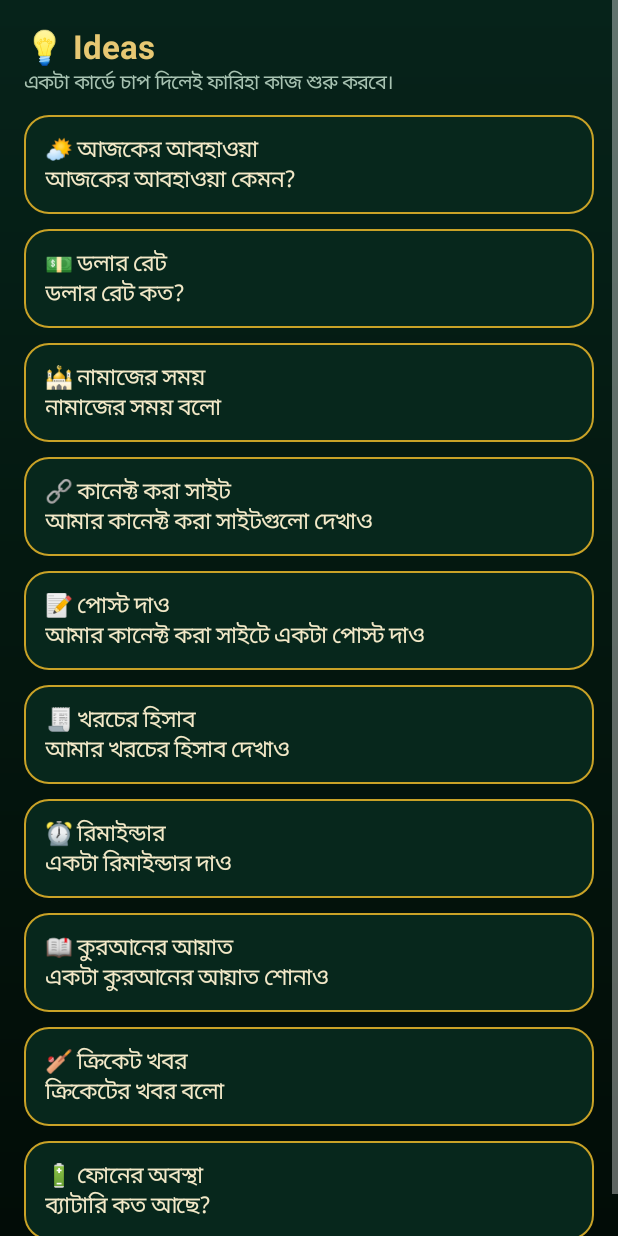
After one commit to mdirfanahmedrabbe-design/NVN.ai, an Android app: the IdeasActivity screen opened directly, with no data from a screen before it, on a phone screen of 412 x 824 dp. The commit adds this screen. Run offline under Robolectric (Android 15) with nearby library versions, the phone set to English and light mode, and no system bars.

Commit message:
Side menu + Ideas/Library/Profile pages

```diff
--- /dev/null
+++ b/android/app/src/main/java/com/archer/ai/IdeasActivity.java
@@ -0,0 +1,81 @@
+package com.archer.ai;
+
+import android.app.Activity;
+import android.content.Intent;
+import android.os.Bundle;
+import android.view.Gravity;
+import android.widget.LinearLayout;
+import android.widget.ScrollView;
+import android.widget.TextView;
+
+// Ideas — suggestion cards like the Muse WhatsApp UI. Tap a card → chat sends it.
+public class IdeasActivity extends Activity {
+
+    private static final String[][] IDEAS = {
+            {"🌤 আজকের আবহাওয়া", "আজকের আবহাওয়া কেমন?"},
+            {"💵 ডলার রেট", "ডলার রেট কত?"},
+            {"🕌 নামাজের সময়", "নামাজের সময় বলো"},
+            {"🔗 কানেক্ট করা সাইট", "আমার কানেক্ট করা সাইটগুলো দেখাও"},
+            {"📝 পোস্ট দাও", "আমার কানেক্ট করা সাইটে একটা পোস্ট দাও"},
+            {"🧾 খরচের হিসাব", "আমার খরচের হিসাব দেখাও"},
+            {"⏰ রিমাইন্ডার", "একটা রিমাইন্ডার দাও"},
+            {"📖 কুরআনের আয়াত", "একটা কুরআনের আয়াত শোনাও"},
+            {"🏏 ক্রিকেট খবর", "ক্রিকেটের খবর বলো"},
+            {"🔋 ফোনের অবস্থা", "ব্যাটারি কত আছে?"},
+    };
+
+    @Override
+    protected void onCreate(Bundle savedInstanceState) {
+        super.onCreate(savedInstanceState);
+        float d = getResources().getDisplayMetrics().density;
+
+        ScrollView scroll = new ScrollView(this);
+        scroll.setBackgroundResource(R.drawable.bg_main);
+        LinearLayout root = new LinearLayout(this);
+        root.setOrientation(LinearLayout.VERTICAL);
+        root.setPadding((int) (16 * d), (int) (16 * d), (int) (16 * d), (int) (16 * d));
+        scroll.addView(root);
+
+        TextView title = new TextView(this);
+        title.setText("💡 Ideas");
+        title.setTextColor(0xFFE7C873);
+        title.setTextSize(22);
+        title.setTypeface(null, android.graphics.Typeface.BOLD);
+        root.addView(title);
+
+        TextView sub = new TextView(this);
+        sub.setText("একটা কার্ডে চাপ দিলেই ফারিহা কাজ শুরু করবে।");
+        sub.setTextColor(0xFFA8C3B2);
+        sub.setTextSize(13);
+        LinearLayout.LayoutParams subLp = new LinearLayout.LayoutParams(
+                LinearLayout.LayoutParams.MATCH_PARENT, LinearLayout.LayoutParams.WRAP_CONTENT);
+        subLp.bottomMargin = (int) (12 * d);
+        sub.setLayoutParams(subLp);
+        root.addView(sub);
+
+        for (String[] idea : IDEAS) {
+            TextView card = new TextView(this);
+            card.setText(idea[0] + "\n" + idea[1]);
+            card.setTextColor(0xFFF3E9C8);
+            card.setTextSize(15);
+            card.setBackgroundResource(R.drawable.bg_card);
+            card.setPadding((int) (14 * d), (int) (12 * d), (int) (14 * d), (int) (12 * d));
+            card.setGravity(Gravity.START);
+            LinearLayout.LayoutParams lp = new LinearLayout.LayoutParams(
+                    LinearLayout.LayoutParams.MATCH_PARENT, LinearLayout.LayoutParams.WRAP_CONTENT);
+            lp.bottomMargin = (int) (10 * d);
+            card.setLayoutParams(lp);
+            final String prompt = idea[1];
+            card.setOnClickListener(v -> {
+                Intent i = new Intent(this, ChatActivity.class);
+                i.putExtra("prefill", prompt);
+                i.addFlags(Intent.FLAG_ACTIVITY_CLEAR_TOP | Intent.FLAG_ACTIVITY_SINGLE_TOP);
+                startActivity(i);
+                finish();
+            });
+            root.addView(card);
+        }
+
+        setContentView(scroll);
+    }
+}
```
Also changed, not shown: android/app/src/main/java/com/archer/ai/ChatActivity.java (+106 -1 lines), android/app/src/main/java/com/archer/ai/LibraryActivity.java (added, +90 -0 lines), android/app/src/main/java/com/archer/ai/ProfileActivity.java (added, +135 -0 lines).
